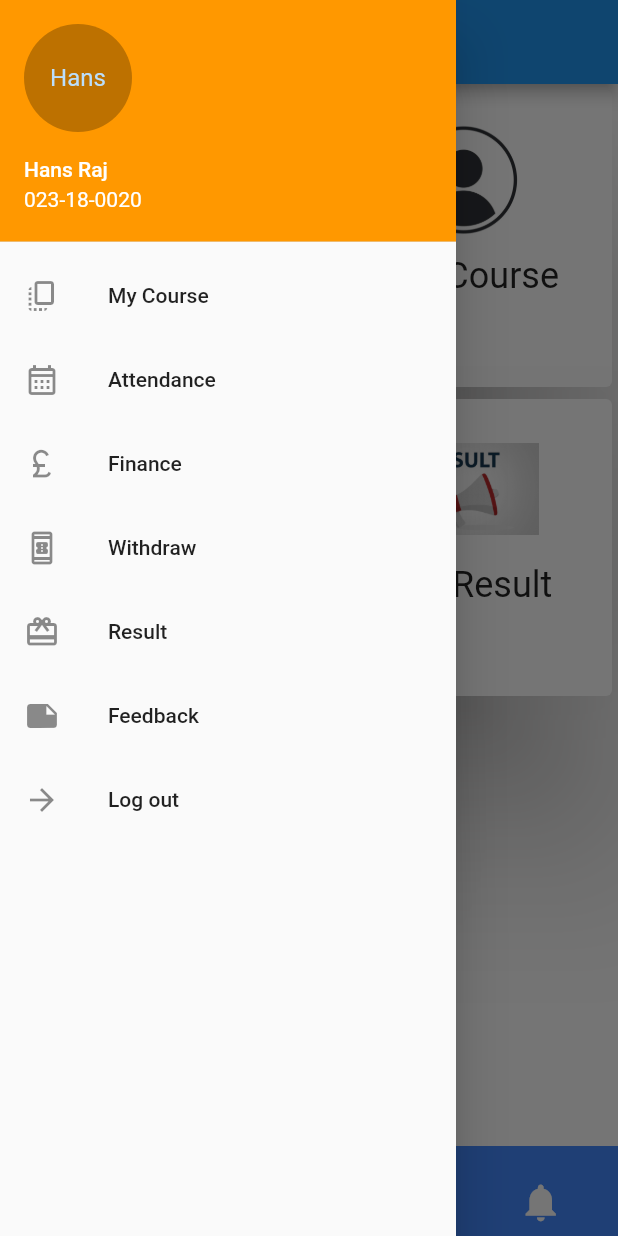
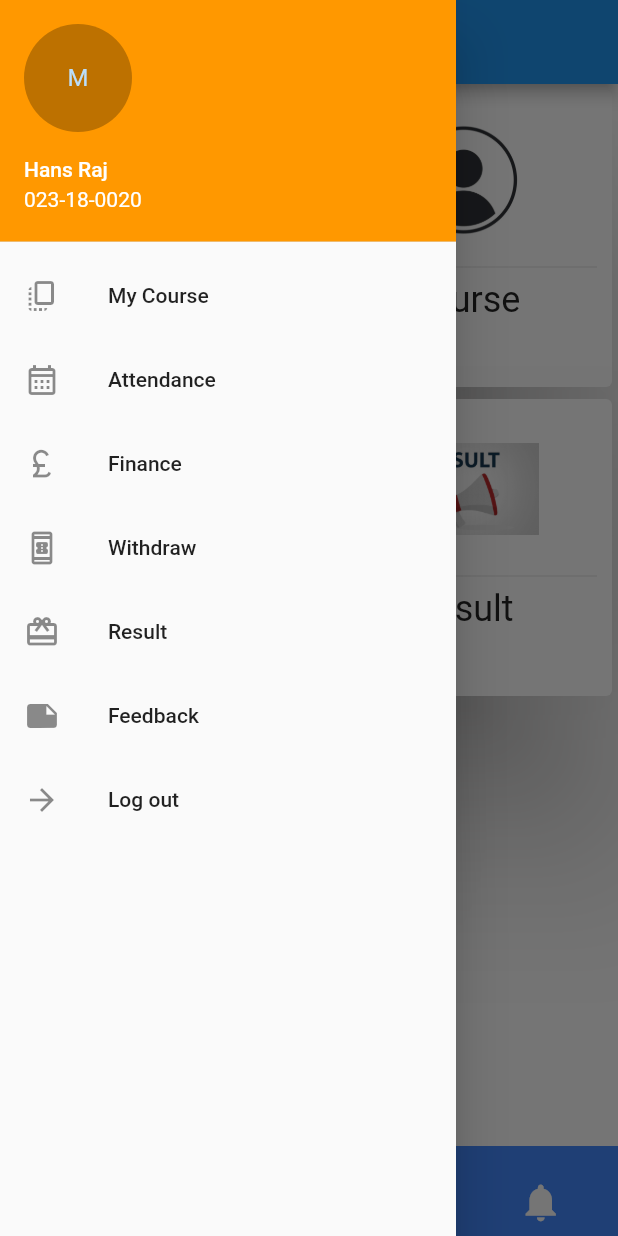
Before and after one commit to hansraj3160/FYP_project_SIBA_CMS, a Flutter app: the screen it shows after launch, with the side drawer open, on a phone screen of 412 x 824 dp. Run offline on Flutter 3.47's test engine with Material 2 defaults, Android fonts, the light colour scheme and no system bars; drawn by our look-alikes of curved_navigation_bar; our stand-ins replace animated_splash_screen, flutter_neumorphic, page_transition.

```diff
--- a/lib/HomeScreen/Home_Screen.dart
+++ b/lib/HomeScreen/Home_Screen.dart
@@ -31,8 +31,9 @@ class HomeScreen extends StatelessWidget {
                         child: Column(children: [
                           Image.asset(imagespath[index],
                               width: 100, height: 100),
+                          Divider(),
                           Text(
-                            'Text ' + itemsName[index],
+                            itemsName[index],
                             style: Theme.of(context).textTheme.headline5,
                           ),
                         ])),
--- a/lib/components/DrawerActivity.dart
+++ b/lib/components/DrawerActivity.dart
@@ -13,7 +13,7 @@ class DrawerActivity extends StatelessWidget {
           accountEmail: Text('023-18-0020'),
           currentAccountPicture: CircleAvatar(
             backgroundColor: Colors.black26,
-            child: Text('Hans'),
+            child: Text('M'),
           ),
           decoration: BoxDecoration(color: Colors.orange),
         ),
```
